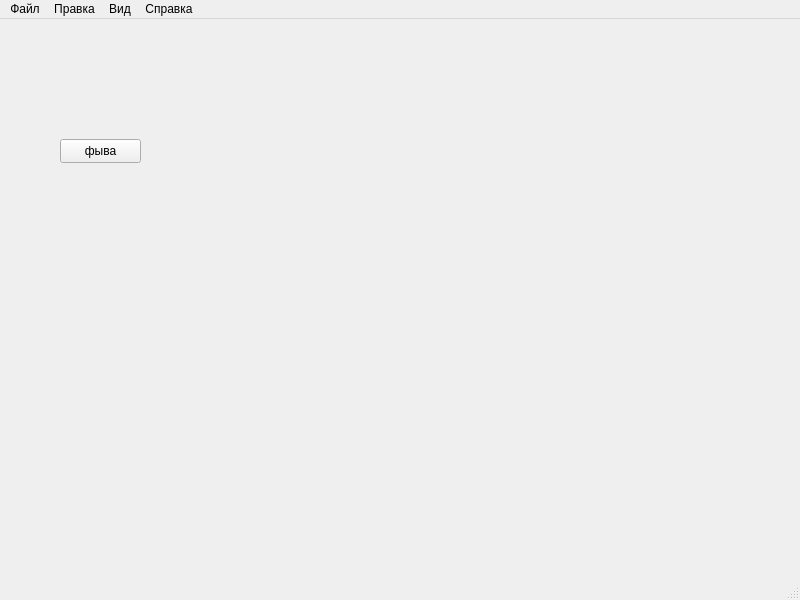
First picture: the form in src/visionex/main_window.ui, repository Vasja1142/visionspectr, before the edit.
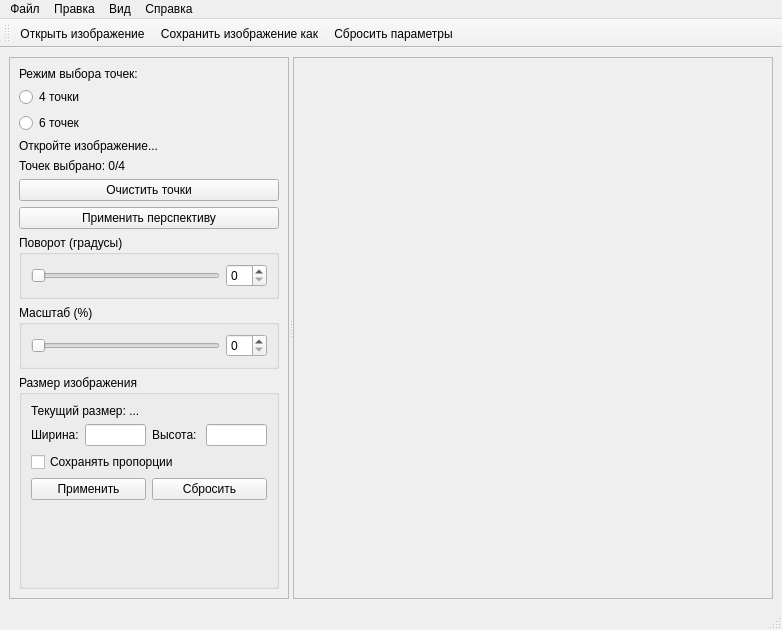
Second picture: the form after the edit. Icons and pictures are not drawn.

The edit to the form file:
```diff
--- a/src/visionex/main_window.ui
+++ b/src/visionex/main_window.ui
@@ -6,34 +6,297 @@
    <rect>
     <x>0</x>
     <y>0</y>
-    <width>800</width>
-    <height>600</height>
+    <width>782</width>
+    <height>630</height>
    </rect>
   </property>
+  <property name="cursor">
+   <cursorShape>ArrowCursor</cursorShape>
+  </property>
   <property name="windowTitle">
-   <string>MainWindow</string>
+   <string>VisioNex</string>
+  </property>
+  <property name="windowIcon">
+   <iconset theme="applications-science"/>
+  </property>
+  <property name="layoutDirection">
+   <enum>Qt::LayoutDirection::LeftToRight</enum>
+  </property>
+  <property name="autoFillBackground">
+   <bool>false</bool>
+  </property>
+  <property name="toolButtonStyle">
+   <enum>Qt::ToolButtonStyle::ToolButtonTextBesideIcon</enum>
   </property>
   <widget class="QWidget" name="centralwidget">
-   <widget class="QToolButton" name="toolButton">
-    <property name="geometry">
-     <rect>
-      <x>60</x>
-      <y>120</y>
-      <width>81</width>
-      <height>24</height>
-     </rect>
-    </property>
-    <property name="text">
-     <string>фыва</string>
-    </property>
-   </widget>
+   <layout class="QVBoxLayout" name="verticalLayout">
+    <item>
+     <widget class="QSplitter" name="splitter">
+      <property name="orientation">
+       <enum>Qt::Orientation::Horizontal</enum>
+      </property>
+      <widget class="QScrollArea" name="scrollArea">
+       <property name="minimumSize">
+        <size>
+         <width>280</width>
+         <height>480</height>
+        </size>
+       </property>
+       <property name="maximumSize">
+        <size>
+         <width>240</width>
+         <height>16777215</height>
+        </size>
+       </property>
+       <property name="sizeIncrement">
+        <size>
+         <width>240</width>
+         <height>0</height>
+        </size>
+       </property>
+       <property name="baseSize">
+        <size>
+         <width>240</width>
+         <height>480</height>
+        </size>
+       </property>
+       <property name="widgetResizable">
+        <bool>true</bool>
+       </property>
+       <widget class="QWidget" name="scrollAreaWidgetContents">
+        <property name="geometry">
+         <rect>
+          <x>0</x>
+          <y>0</y>
+          <width>278</width>
+          <height>527</height>
+         </rect>
+        </property>
+        <layout class="QVBoxLayout" name="verticalLayout_3">
+         <item>
+          <layout class="QVBoxLayout" name="verticalLayout_2">
+           <item>
+            <widget class="QLabel" name="label">
+             <property name="text">
+              <string>Режим выбора точек:</string>
+             </property>
+            </widget>
+           </item>
+           <item>
+            <widget class="QRadioButton" name="radioButton_2">
+             <property name="text">
+              <string>4 точки</string>
+             </property>
+            </widget>
+           </item>
+           <item>
+            <widget class="QRadioButton" name="radioButton">
+             <property name="text">
+              <string>6 точек</string>
+             </property>
+            </widget>
+           </item>
+           <item>
+            <widget class="QLabel" name="status_label">
+             <property name="text">
+              <string>Откройте изображение...</string>
+             </property>
+            </widget>
+           </item>
+           <item>
+            <widget class="QLabel" name="point_counter">
+             <property name="text">
+              <string>Точек выбрано: 0/4</string>
+             </property>
+            </widget>
+           </item>
+           <item>
+            <widget class="QPushButton" name="btn_clear_points">
+             <property name="maximumSize">
+              <size>
+               <width>1000</width>
+               <height>16777215</height>
+              </size>
+             </property>
+             <property name="text">
+              <string>Очистить точки</string>
+             </property>
+            </widget>
+           </item>
+           <item>
+            <widget class="QPushButton" name="btn_apply_perspective">
+             <property name="maximumSize">
+              <size>
+               <width>100000</width>
+               <height>16777215</height>
+              </size>
+             </property>
+             <property name="text">
+              <string>Применить перспективу</string>
+             </property>
+            </widget>
+           </item>
+          </layout>
+         </item>
+         <item>
+          <widget class="QGroupBox" name="groupBox">
+           <property name="title">
+            <string>Поворот (градусы)</string>
+           </property>
+           <layout class="QHBoxLayout" name="horizontalLayout_3">
+            <item>
+             <widget class="QSlider" name="horizontalSlider">
+              <property name="orientation">
+               <enum>Qt::Orientation::Horizontal</enum>
+              </property>
+             </widget>
+            </item>
+            <item>
+             <widget class="QSpinBox" name="spinBox"/>
+            </item>
+           </layout>
+          </widget>
+         </item>
+         <item>
+          <widget class="QGroupBox" name="groupBox_2">
+           <property name="title">
+            <string>Масштаб (%)</string>
+           </property>
+           <layout class="QHBoxLayout" name="horizontalLayout_4">
+            <item>
+             <widget class="QSlider" name="horizontalSlider_2">
+              <property name="orientation">
+               <enum>Qt::Orientation::Horizontal</enum>
+              </property>
+             </widget>
+            </item>
+            <item>
+             <widget class="QSpinBox" name="spinBox_2"/>
+            </item>
+           </layout>
+          </widget>
+         </item>
+         <item>
+          <widget class="QGroupBox" name="groupBox_3">
+           <property name="title">
+            <string>Размер изображения</string>
+           </property>
+           <layout class="QVBoxLayout" name="verticalLayout_5">
+            <item>
+             <widget class="QLabel" name="label_2">
+              <property name="text">
+               <string>Текущий размер: ...</string>
+              </property>
+             </widget>
+            </item>
+            <item>
+             <layout class="QHBoxLayout" name="horizontalLayout_5">
+              <item>
+               <widget class="QLabel" name="label_4">
+                <property name="text">
+                 <string>Ширина:</string>
+                </property>
+               </widget>
+              </item>
+              <item>
+               <widget class="QLineEdit" name="lineEdit"/>
+              </item>
+              <item>
+               <widget class="QLabel" name="label_5">
+                <property name="text">
+                 <string>Высота: </string>
+                </property>
+               </widget>
+              </item>
+              <item>
+               <widget class="QLineEdit" name="lineEdit_2"/>
+              </item>
+             </layout>
+            </item>
+            <item>
+             <widget class="QCheckBox" name="checkBox">
+              <property name="text">
+               <string>Сохранять пропорции</string>
+              </property>
+             </widget>
+            </item>
+            <item>
+             <layout class="QHBoxLayout" name="horizontalLayout_6">
+              <item>
+               <widget class="QPushButton" name="pushButton_2">
+                <property name="text">
+                 <string>Применить</string>
+                </property>
+               </widget>
+              </item>
+              <item>
+               <widget class="QPushButton" name="pushButton">
+                <property name="text">
+                 <string>Сбросить</string>
+                </property>
+               </widget>
+              </item>
+             </layout>
+            </item>
+            <item>
+             <spacer name="verticalSpacer">
+              <property name="orientation">
+               <enum>Qt::Orientation::Vertical</enum>
+              </property>
+              <property name="sizeHint" stdset="0">
+               <size>
+                <width>20</width>
+                <height>40</height>
+               </size>
+              </property>
+             </spacer>
+            </item>
+           </layout>
+          </widget>
+         </item>
+        </layout>
+       </widget>
+      </widget>
+      <widget class="QScrollArea" name="scrollArea_2">
+       <property name="minimumSize">
+        <size>
+         <width>480</width>
+         <height>480</height>
+        </size>
+       </property>
+       <property name="baseSize">
+        <size>
+         <width>480</width>
+         <height>480</height>
+        </size>
+       </property>
+       <property name="autoFillBackground">
+        <bool>false</bool>
+       </property>
+       <property name="widgetResizable">
+        <bool>true</bool>
+       </property>
+       <widget class="QWidget" name="scrollAreaWidgetContents_2">
+        <property name="geometry">
+         <rect>
+          <x>0</x>
+          <y>0</y>
+          <width>478</width>
+          <height>527</height>
+         </rect>
+        </property>
+       </widget>
+      </widget>
+     </widget>
+    </item>
+   </layout>
   </widget>
   <widget class="QMenuBar" name="menubar">
    <property name="geometry">
     <rect>
      <x>0</x>
      <y>0</y>
-     <width>800</width>
+     <width>782</width>
      <height>22</height>
     </rect>
    </property>
@@ -42,16 +305,16 @@
      <string>Файл</string>
     </property>
     <addaction name="separator"/>
-    <addaction name="action_Ctrl_O"/>
-    <addaction name="action_Ctrl_S"/>
+    <addaction name="actionOpen"/>
+    <addaction name="actionSave"/>
     <addaction name="separator"/>
-    <addaction name="action_3"/>
+    <addaction name="actionExit"/>
    </widget>
    <widget class="QMenu" name="menu_2">
     <property name="title">
      <string>Правка</string>
     </property>
-    <addaction name="action_0_100"/>
+    <addaction name="actionReset"/>
    </widget>
    <widget class="QMenu" name="menu_3">
     <property name="title">
@@ -65,7 +328,7 @@
     <property name="title">
      <string>Справка</string>
     </property>
-    <addaction name="action_4"/>
+    <addaction name="actionAbout"/>
    </widget>
    <addaction name="menu"/>
    <addaction name="menu_2"/>
@@ -73,26 +336,68 @@
    <addaction name="menu_4"/>
   </widget>
   <widget class="QStatusBar" name="statusbar"/>
-  <action name="action_Ctrl_O">
+  <widget class="QToolBar" name="toolBar">
+   <property name="cursor">
+    <cursorShape>ArrowCursor</cursorShape>
+   </property>
+   <property name="mouseTracking">
+    <bool>false</bool>
+   </property>
+   <property name="windowTitle">
+    <string>toolBar</string>
+   </property>
+   <attribute name="toolBarArea">
+    <enum>TopToolBarArea</enum>
+   </attribute>
+   <attribute name="toolBarBreak">
+    <bool>false</bool>
+   </attribute>
+   <addaction name="actionOpen"/>
+   <addaction name="actionSave"/>
+   <addaction name="actionReset"/>
+  </widget>
+  <action name="actionOpen">
+   <property name="icon">
+    <iconset theme="document-open"/>
+   </property>
    <property name="text">
-    <string>Открыть изображение... (Ctrl+O)
-</string>
+    <string>Открыть изображение...</string>
    </property>
+   <property name="shortcut">
+    <string>Ctrl+O</string>
+   </property>
   </action>
-  <action name="action_Ctrl_S">
+  <action name="actionSave">
+   <property name="icon">
+    <iconset theme="document-save-as"/>
+   </property>
    <property name="text">
-    <string>Сохранить изображение как... (Ctrl+S)
-</string>
+    <string>Сохранить изображение как...</string>
    </property>
+   <property name="toolTip">
+    <string>Сохранить изображение как (Ctrl+S)</string>
+   </property>
+   <property name="shortcut">
+    <string>Ctrl+S</string>
+   </property>
+   <property name="menuRole">
+    <enum>QAction::MenuRole::QuitRole</enum>
+   </property>
   </action>
-  <action name="action_3">
+  <action name="actionExit">
+   <property name="icon">
+    <iconset theme="list-remove"/>
+   </property>
    <property name="text">
     <string>Выход</string>
    </property>
   </action>
-  <action name="action_0_100">
+  <action name="actionReset">
+   <property name="icon">
+    <iconset theme="document-revert"/>
+   </property>
    <property name="text">
-    <string>Сбросить параметры (вернуть слайдеры в 0/100%)</string>
+    <string>Сбросить параметры</string>
    </property>
   </action>
   <action name="action_Ctrl">
@@ -110,10 +415,15 @@
     <string>Вписать в окно (Ctrl+0)</string>
    </property>
   </action>
-  <action name="action_4">
+  <action name="actionAbout">
+   <property name="icon">
+    <iconset theme="dialog-information"/>
+   </property>
    <property name="text">
-    <string>О программе
-</string>
+    <string>О программе...</string>
+   </property>
+   <property name="toolTip">
+    <string>О программе...</string>
    </property>
   </action>
  </widget>
```
